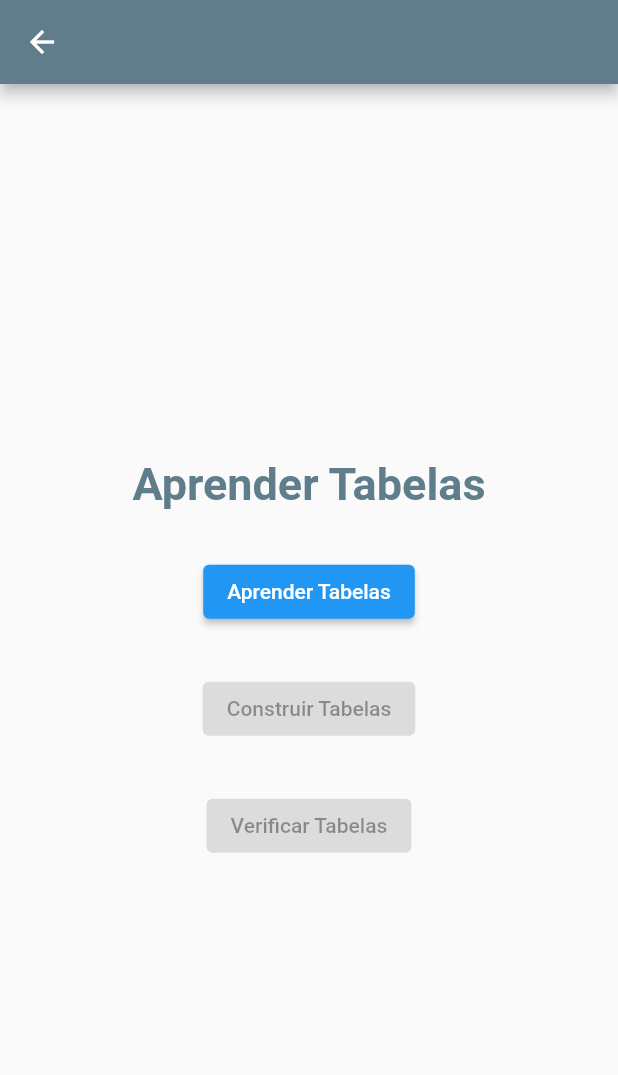
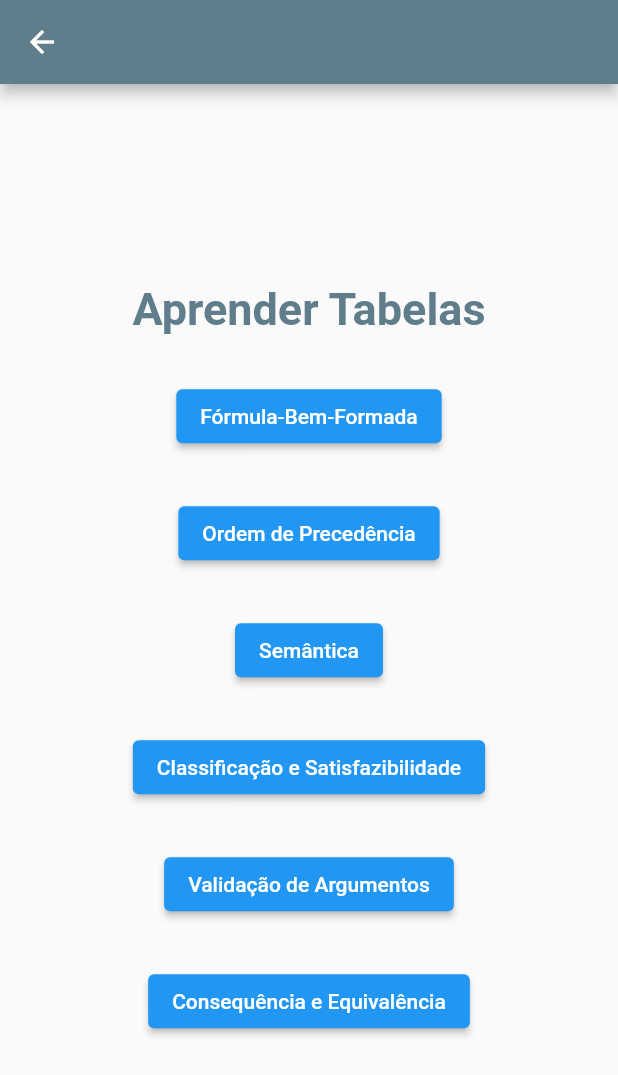
Before and after one commit to gs-Leo/TRUEBLE, a Flutter app: the LearnTableMenu screen opened by its route, on a phone screen of 412 x 824 dp. Shown: the top 1075 px of the screen. Run offline on Flutter 3.47's test engine with Material 2 defaults, Android fonts, the phone set to English and light mode, and no system bars.

Commit message:
Adicionando Página FBF

```diff
--- a/lib/Pages/learnTablesMenu.dart
+++ b/lib/Pages/learnTablesMenu.dart
@@ -31,22 +31,39 @@ class _LearnTableMenuState extends State<LearnTableMenu> {
             const SizedBox(height: 30),
             ElevatedButton(
               //style: style,
-              onPressed: () {},
-              child: const Text('Aprender Tabelas'),
+              onPressed: () {Navigator.pushNamed(context, '/fbfPage'); },
+              child: const Text('Fórmula-Bem-Formada'),
             ),
             const SizedBox(height: 30),
             ElevatedButton(
               //style: style,
-              onPressed: null,
-              child: const Text('Construir Tabelas'),
+                onPressed: () { },
+              child: const Text('Ordem de Precedência'),
             ),
             const SizedBox(height: 30),
             ElevatedButton(
               //style: style,
-              onPressed: null,
-              child: const Text('Verificar Tabelas'),
+              onPressed: () { },
+              child: const Text('Semântica'),
             ),
-
+            const SizedBox(height: 30),
+            ElevatedButton(
+              //style: style,
+              onPressed: () { },
+              child: const Text('Classificação e Satisfazibilidade'),
+            ),
+            const SizedBox(height: 30),
+            ElevatedButton(
+              //style: style,
+              onPressed: () { },
+              child: const Text('Validação de Argumentos'),
+            ),
+            const SizedBox(height: 30),
+            ElevatedButton(
+              //style: style,
+              onPressed: () { },
+              child: const Text('Consequência e Equivalência'),
+            ),
           ],
         ),
       ),
--- a/lib/myApp.dart
+++ b/lib/myApp.dart
@@ -3,6 +3,7 @@ import 'package:trueble/Controller/homeController.dart';
 import 'package:trueble/Pages/homePage.dart';
 import 'package:trueble/Pages/optionsPage.dart';
 import 'package:trueble/Pages/learnTablesMenu.dart';
+import 'package:trueble/Pages/fbfPage.dart';
 
 class MyApp extends StatelessWidget{
   const MyApp({super.key});
@@ -18,6 +19,7 @@ class MyApp extends StatelessWidget{
         "/": (context) => HomePage(),
         "/OptionsPage": (context) => OptionsPage(),
           "/LearnTableMenu": (context) => LearnTableMenu(),
+          "/fbfPage": (context) => fbfPage(),
 
     });
   }
```
Also changed, not shown: lib/Pages/fbfPage.dart (added, +35 -0 lines), lib/Pages/optionsPage.dart (+5 -4 lines).
